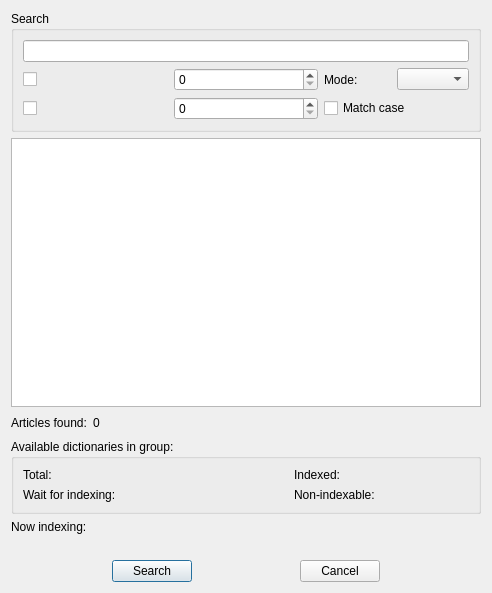
Old version of the form fulltextsearch.ui in the repository goldendict/goldendict.
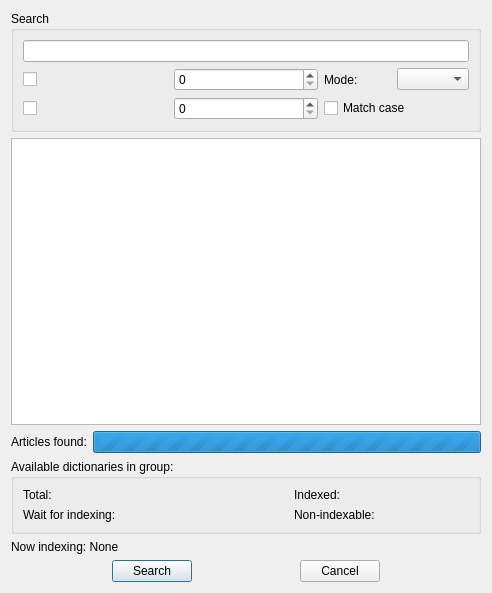
New version of the form.

Commit message: Full-text search: A little refactoring of dialog

```diff
--- a/fulltextsearch.ui
+++ b/fulltextsearch.ui
@@ -83,31 +83,30 @@
    <item>
     <layout class="QHBoxLayout" name="horizontalLayout">
      <item>
-      <widget class="QLabel" name="label_5">
-       <property name="text">
-        <string>Articles found:</string>
-       </property>
-      </widget>
-     </item>
-     <item>
-      <widget class="QLabel" name="articlesFound">
-       <property name="text">
-        <string notr="true">0</string>
-       </property>
-      </widget>
-     </item>
-     <item>
-      <spacer name="horizontalSpacer">
-       <property name="orientation">
-        <enum>Qt::Horizontal</enum>
-       </property>
-       <property name="sizeHint" stdset="0">
+      <widget class="QLabel" name="articlesFoundLabel">
+       <property name="minimumSize">
         <size>
-         <width>40</width>
-         <height>20</height>
+         <width>0</width>
+         <height>21</height>
         </size>
        </property>
-      </spacer>
+       <property name="text">
+        <string>Articles found:</string>
+       </property>
+      </widget>
+     </item>
+     <item>
+      <widget class="QProgressBar" name="searchProgressBar">
+       <property name="maximum">
+        <number>0</number>
+       </property>
+       <property name="value">
+        <number>-1</number>
+       </property>
+       <property name="alignment">
+        <set>Qt::AlignCenter</set>
+       </property>
+      </widget>
      </item>
     </layout>
    </item>
@@ -179,14 +178,7 @@
    <item>
     <widget class="QLabel" name="label_7">
      <property name="text">
-      <string>Now indexing:</string>
-     </property>
-    </widget>
-   </item>
-   <item>
-    <widget class="QLabel" name="nowIndexing">
-     <property name="text">
-      <string notr="true"/>
+      <string>Now indexing: None</string>
      </property>
     </widget>
    </item>
```
Left out of the diff: 2 changed lines with no effect on the pictures. The commit also changes 1 other file.
